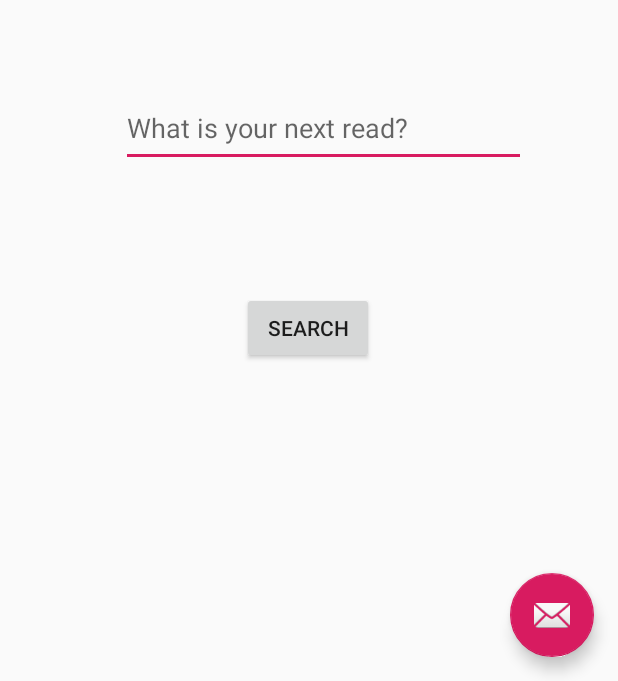
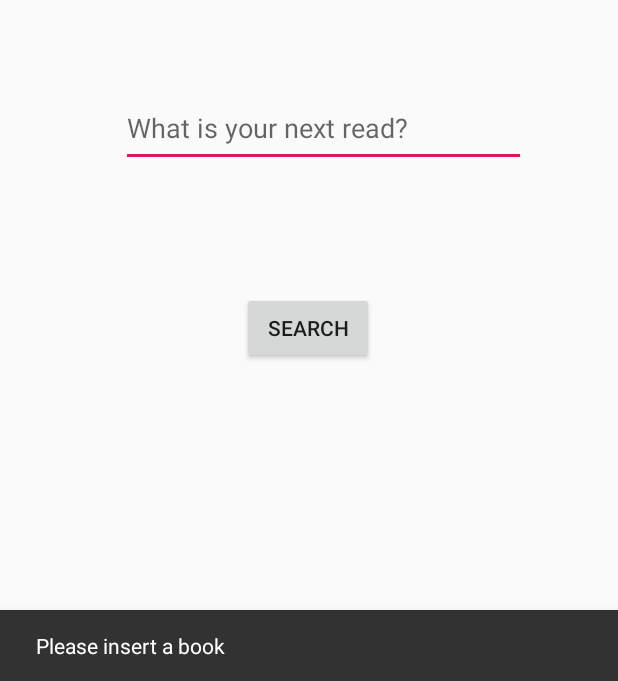
Before and after one commit to sabinahorincar/BookABookMVP, an Android app: the screen it shows after launch (MainActivity), after a tap on "SEARCH", on a phone screen of 412 x 824 dp, the part 555-1236 px from its top. Run offline under Robolectric (Android 15) with nearby library versions, the phone set to English and light mode, and no system bars; our stand-ins replace navigation-ui.

Commit message:
added intent to new fragment

```diff
--- a/app/src/main/java/com/example/bookabook/ui/home/HomeFragment.java
+++ b/app/src/main/java/com/example/bookabook/ui/home/HomeFragment.java
@@ -7,24 +7,22 @@ import android.view.View;
 import android.view.ViewGroup;
 import android.widget.Button;
 import android.widget.EditText;
-import android.widget.TextView;
-import android.widget.Toast;
-
-import androidx.annotation.Nullable;
 import androidx.annotation.NonNull;
 import androidx.fragment.app.Fragment;
-import androidx.lifecycle.Observer;
+import androidx.fragment.app.FragmentTransaction;
 import androidx.lifecycle.ViewModelProviders;
+import androidx.navigation.fragment.NavHostFragment;
 
 import com.example.bookabook.R;
+import com.example.bookabook.ui.gallery.GalleryFragment;
 import com.google.android.material.snackbar.Snackbar;
 
 public class HomeFragment extends Fragment {
 
     private HomeViewModel homeViewModel;
 
-    public View onCreateView(@NonNull LayoutInflater inflater,
-                             ViewGroup container, Bundle savedInstanceState) {
+    public View onCreateView(@NonNull final LayoutInflater inflater,
+                             final ViewGroup container, Bundle savedInstanceState) {
         homeViewModel =
                 ViewModelProviders.of(this).get(HomeViewModel.class);
         final View root = inflater.inflate(R.layout.fragment_home, container, false);
@@ -44,12 +42,14 @@ public class HomeFragment extends Fragment {
             @Override
             public void onClick(View view) {
                 if (book.getText().toString().isEmpty()) {
-                    Log.d("a", "aaaaaaaaaaaaaaaaaaaaaaaaaaaaaaaaaaaaa");
-                    Snackbar.make(view, "Please insert a book", Snackbar.LENGTH_LONG);
+                    Snackbar.make(view, "Please insert a book", Snackbar.LENGTH_LONG).show();
                 } else {
-                    Log.d("b","bbbbbbbbbbbbbbbbbbbbbbbbbbbbbbbbbbbbb");
-                    Snackbar.make(view, "hahahahahahhahahaha", Snackbar.LENGTH_LONG);
-//                    getMenuInflater().inflate(R.menu.main, menu);
+                    Fragment fragment = new GalleryFragment();
+                    FragmentTransaction fragmentTransaction = getActivity().getSupportFragmentManager().beginTransaction();
+                    fragmentTransaction.replace(R.id.nav_host_fragment, fragment);
+//                    fragmentTransaction.setTransition(FragmentTransaction.TRANSIT_FRAGMENT_FADE);
+//                    fragmentTransaction.addToBackStack(null);
+                    fragmentTransaction.commit();
                 }
 
             }
--- a/app/src/main/res/layout/app_bar_main.xml
+++ b/app/src/main/res/layout/app_bar_main.xml
@@ -22,12 +22,4 @@
 
     <include layout="@layout/content_main" />
 
-    <com.google.android.material.floatingactionbutton.FloatingActionButton
-        android:id="@+id/fab"
-        android:layout_width="wrap_content"
-        android:layout_height="wrap_content"
-        android:layout_gravity="bottom|end"
-        android:layout_margin="@dimen/fab_margin"
-        app:srcCompat="@android:drawable/ic_dialog_email" />
-
 </androidx.coordinatorlayout.widget.CoordinatorLayout>
--- a/app/src/main/res/layout/fragment_gallery.xml
+++ b/app/src/main/res/layout/fragment_gallery.xml
@@ -2,7 +2,8 @@
 <androidx.constraintlayout.widget.ConstraintLayout xmlns:android="http://schemas.android.com/apk/res/android"
     xmlns:app="http://schemas.android.com/apk/res-auto"
     android:layout_width="match_parent"
-    android:layout_height="match_parent">
+    android:layout_height="match_parent"
+    android:background="@color/cardview_light_background">
 
     <TextView
         android:id="@+id/text_gallery"
```
Also changed, not shown: app/src/main/java/com/example/bookabook/MainActivity.java (+2 -8 lines), 117 other files.
